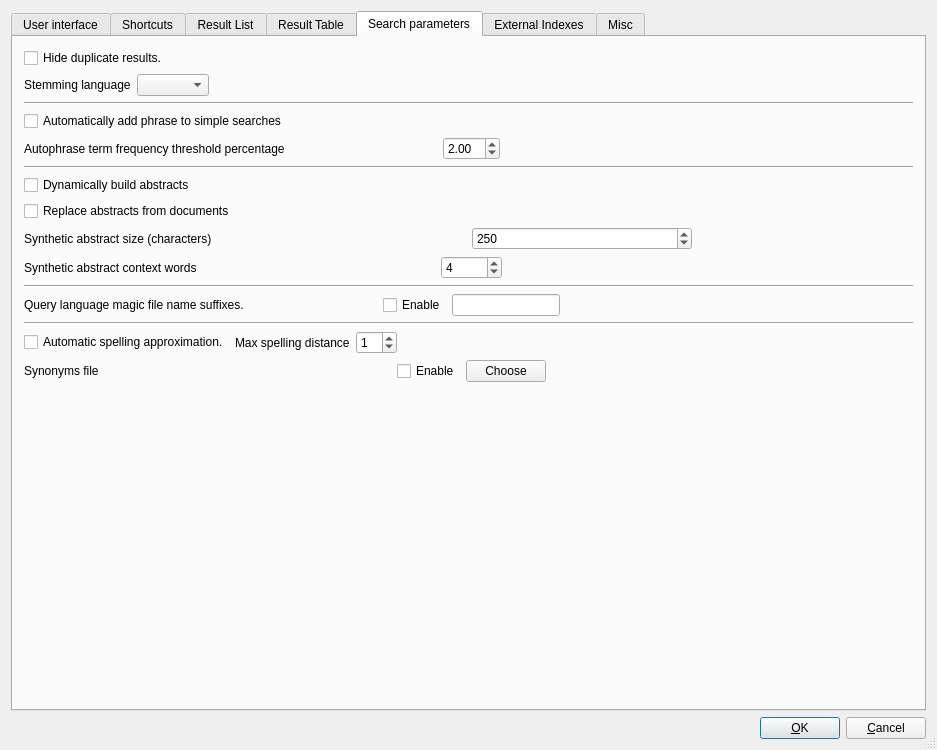
First picture: the form in src/qtgui/uiprefs.ui, repository alberti42/recoll-macos, before the edit.
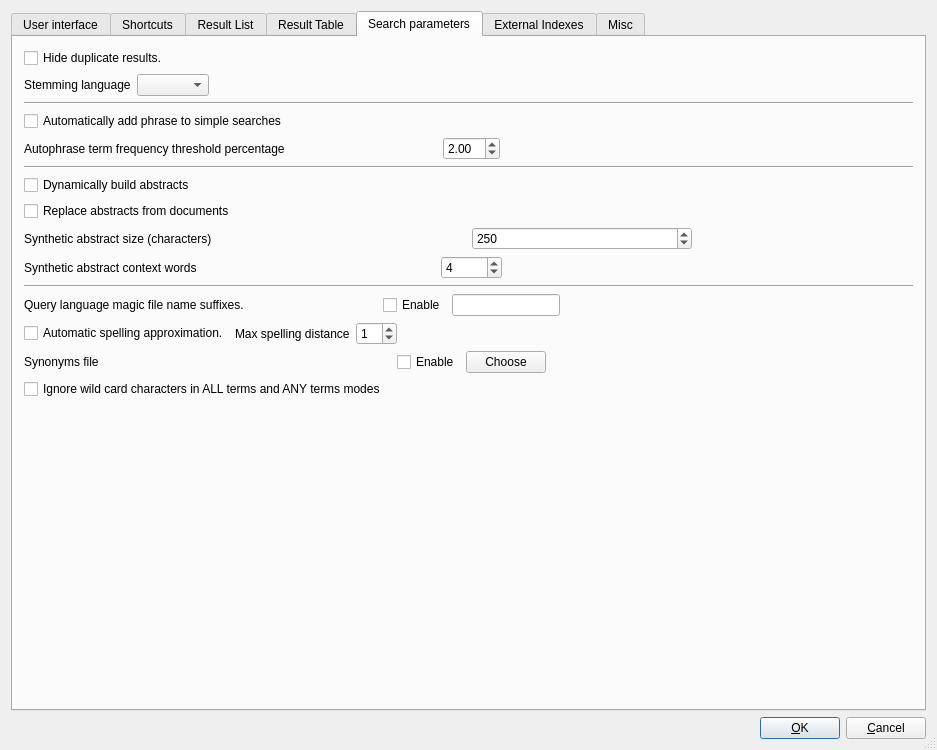
Second picture: the form after the edit. The open tabs and pages were chosen to show the change.

Commit message: GUI: add option to ignore wildcards while processing an ALL terms or ANY term search

The edit to the form file:
```diff
--- a/src/qtgui/uiprefs.ui
+++ b/src/qtgui/uiprefs.ui
@@ -1551,16 +1551,6 @@
            </item>
           </layout>
          </item>
-         <item>
-          <widget class="Line" name="line8">
-           <property name="frameShape">
-            <enum>QFrame::HLine</enum>
-           </property>
-           <property name="frameShadow">
-            <enum>QFrame::Sunken</enum>
-           </property>
-          </widget>
-         </item>
          <item>
           <layout class="QHBoxLayout" stretch="0,0,0,1">
            <item>
@@ -1658,6 +1648,19 @@
            </item>
           </layout>
          </item>
+         <item>
+          <widget class="QCheckBox" name="ignwildsCB">
+           <property name="toolTip">
+            <string>Wild card characters *?[] will processed as punctuation instead of being expanded</string>
+           </property>
+           <property name="text">
+            <string>Ignore wild card characters in ALL terms and ANY terms modes</string>
+           </property>
+           <property name="checked">
+            <bool>false</bool>
+           </property>
+          </widget>
+         </item>
          <item>
           <spacer name="spacer2">
            <property name="orientation">
```
Left out of the diff: 2 changed lines with no effect on the pictures. The commit also changes 14 other files.
